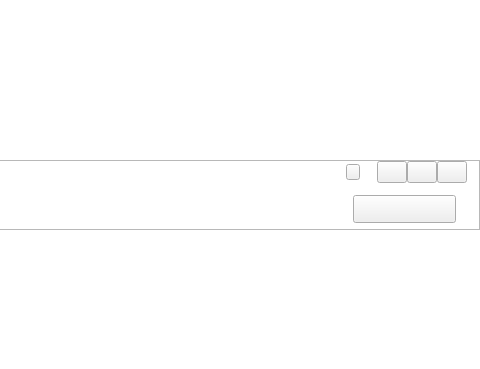
Before: the Qt Designer form src/NetDisk/mainwidget.ui in birdman1992/NetDisk, drawn with Qt 5; both pictures show x 480 to 960 and y 0 to 369 of the 960 by 648 pixel window.
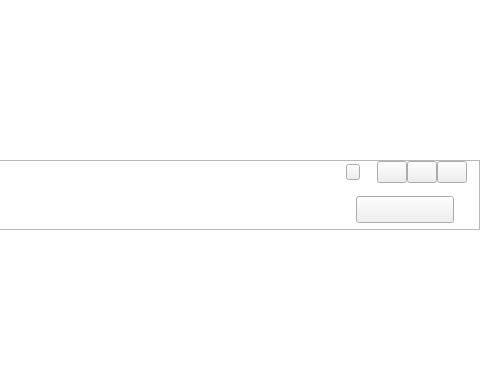
After: the same form once the commit is applied. Icons and pictures are not drawn.

```diff
--- a/src/NetDisk/mainwidget.ui
+++ b/src/NetDisk/mainwidget.ui
@@ -395,15 +395,15 @@
             <item>
              <widget class="QPushButton" name="translist">
               <property name="sizePolicy">
-               <sizepolicy hsizetype="Minimum" vsizetype="Maximum">
+               <sizepolicy hsizetype="Fixed" vsizetype="Fixed">
                 <horstretch>0</horstretch>
                 <verstretch>0</verstretch>
                </sizepolicy>
               </property>
               <property name="minimumSize">
                <size>
-                <width>40</width>
-                <height>28</height>
+                <width>98</width>
+                <height>27</height>
                </size>
               </property>
               <property name="styleSheet">
```
